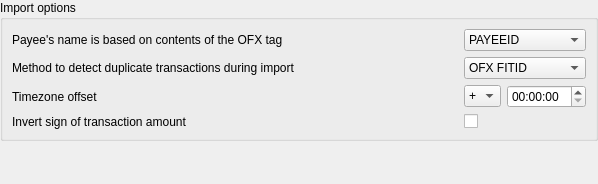
The window that kmymoney/plugins/ofx/import/importoption.ui (KDE/kmymoney) describes before a commit, drawn with Qt 5.
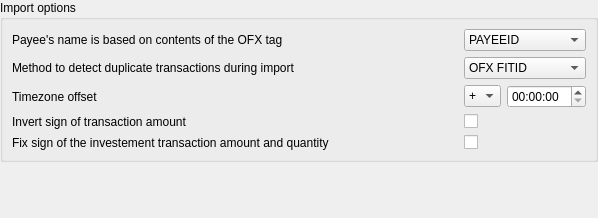
The same window after the commit. Custom widgets are drawn as their Qt base class.

Commit message:
Add option to enable fixing of the buy/sell signs
Some providers do not follow the OFX spec and do not assign the correct
positive/negative signage to amount (TOTALs) and quantity (UNITs)
values assosciated with BUY/SELL investment transactions (see OFX2.2,
section 13.3.3). This change adds option to OFX import dialog and
account's online settings to force the signage to follow the the spec.

GUI:

What changed in the file:
```diff
--- a/kmymoney/plugins/ofx/import/importoption.ui
+++ b/kmymoney/plugins/ofx/import/importoption.ui
@@ -7,7 +7,7 @@
     <x>0</x>
     <y>0</y>
     <width>598</width>
-    <height>184</height>
+    <height>218</height>
    </rect>
   </property>
   <layout class="QVBoxLayout" name="verticalLayout">
@@ -130,6 +130,23 @@
         </property>
        </widget>
       </item>
+      <item row="4" column="0">
+       <widget class="QLabel" name="label_4">
+        <property name="text">
+         <string>Fix sign of the investement transaction amount and quantity</string>
+        </property>
+       </widget>
+      </item>
+      <item row="4" column="1">
+       <widget class="QCheckBox" name="m_fixBuySellSignage">
+        <property name="toolTip">
+         <string>&lt;html&gt;&lt;head/&gt;&lt;body&gt;&lt;p&gt;Check this if the investment transactions after importing have incorrect Buy/Sell type assigned, which may be caused by your institution not applying the correct negative/positive sign to the share amount or quantity value.&lt;/p&gt;&lt;/body&gt;&lt;/html&gt;</string>
+        </property>
+        <property name="text">
+         <string/>
+        </property>
+       </widget>
+      </item>
      </layout>
     </widget>
    </item>
```
The commit also changes 3 other files.
